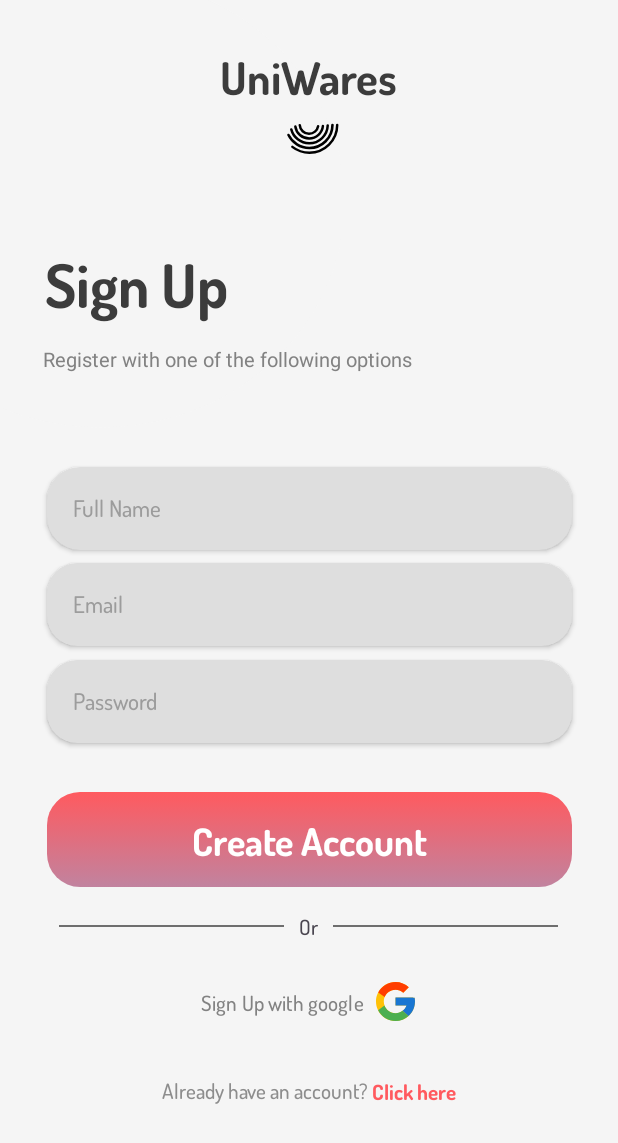
After one commit to koibhiabhi/UniWares, an Android app: the experiment screen opened directly, with no data from a screen before it, on a phone screen of 412 x 824 dp. The commit adds this screen. Shown: the top 1143 px of the screen. Run offline under Robolectric (Android 15) with nearby library versions, the phone set to English and light mode, and no system bars.

```diff
--- a/app/src/main/AndroidManifest.xml
+++ b/app/src/main/AndroidManifest.xml
@@ -1,6 +1,8 @@
 <?xml version="1.0" encoding="utf-8"?>
 <manifest xmlns:android="http://schemas.android.com/apk/res/android"
     xmlns:tools="http://schemas.android.com/tools">
+
+    <uses-permission android:name="android.permission.INTERNET" />
 
     <application
         android:allowBackup="true"
@@ -12,6 +14,9 @@
         android:supportsRtl="true"
         android:theme="@style/Theme.UniWares"
         tools:targetApi="31">
+        <activity
+            android:name=".experiment"
+            android:exported="false" />
         <activity
             android:name=".home"
             android:exported="false" />
--- /dev/null
+++ b/app/src/main/java/com/example/uniwares/experiment.java
@@ -0,0 +1,35 @@
+package com.example.uniwares;
+
+import androidx.appcompat.app.AppCompatActivity;
+
+import android.os.Bundle;
+import android.util.DisplayMetrics;
+import android.view.ViewGroup;
+
+import com.airbnb.lottie.LottieAnimationView;
+
+public class experiment extends AppCompatActivity {
+
+    @Override
+    protected void onCreate(Bundle savedInstanceState) {
+        super.onCreate(savedInstanceState);
+        setContentView(R.layout.activity_experiment);
+
+
+        LottieAnimationView animationView = findViewById(R.id.animationView);
+        DisplayMetrics displayMetrics = new DisplayMetrics();
+        getWindowManager().getDefaultDisplay().getMetrics(displayMetrics);
+
+        int screenWidth = displayMetrics.widthPixels;
+        int screenHeight = displayMetrics.heightPixels;
+
+        // Adjust the width and height of the LottieAnimationView based on screen dimensions
+        int newWidth = (int) (screenWidth * 0.8); // Adjust as needed
+        int newHeight = (int) (screenHeight * 0.2); // Adjust as needed
+
+        ViewGroup.LayoutParams layoutParams = animationView.getLayoutParams();
+        layoutParams.width = newWidth;
+        layoutParams.height = newHeight;
+        animationView.setLayoutParams(layoutParams);
+    }
+}
--- a/app/src/main/java/com/example/uniwares/home.java
+++ b/app/src/main/java/com/example/uniwares/home.java
@@ -2,13 +2,45 @@
 
 import androidx.appcompat.app.AppCompatActivity;
 
+import android.content.Intent;
 import android.os.Bundle;
+import android.view.View;
+import android.widget.Button;
+import android.widget.Toast;
+
+import com.google.firebase.auth.FirebaseAuth;
 
 public class home extends AppCompatActivity {
+
+    Button signout, next;
 
     @Override
     protected void onCreate(Bundle savedInstanceState) {
         super.onCreate(savedInstanceState);
         setContentView(R.layout.activity_home);
+
+        signout = findViewById(R.id.logoutbtn);
+        next = findViewById(R.id.nn);
+
+        signout.setOnClickListener(new View.OnClickListener() {
+            @Override
+            public void onClick(View view) {
+                FirebaseAuth.getInstance().signOut(); //for signout button firebase se milega
+                Toast.makeText(home.this, "successfully logged out", Toast.LENGTH_SHORT).show();
+                //jab user logout krega toh login page pe redirect ho jayega
+                Intent intent = new Intent(home.this, login.class);
+                startActivity(intent);
+                finish();
+            }
+        });
+
+        next.setOnClickListener(new View.OnClickListener() {
+            @Override
+            public void onClick(View view) {
+                Intent n = new Intent(home.this, experiment.class);
+                startActivity(n);
+            }
+        });
+
     }
 }
--- a/app/src/main/java/com/example/uniwares/login.java
+++ b/app/src/main/java/com/example/uniwares/login.java
@@ -1,14 +1,21 @@
 package com.example.uniwares;
 
+import androidx.annotation.NonNull;
 import androidx.appcompat.app.AppCompatActivity;
 
 import android.content.Intent;
 import android.os.Bundle;
+import android.text.TextUtils;
 import android.view.View;
 import android.widget.EditText;
 import android.widget.ImageButton;
 import android.widget.TextView;
 import android.widget.Toast;
+
+import com.google.android.gms.tasks.OnCompleteListener;
+import com.google.android.gms.tasks.Task;
+import com.google.firebase.auth.AuthResult;
+import com.google.firebase.auth.FirebaseAuth;
 
 public class login extends AppCompatActivity {
 
@@ -17,6 +24,8 @@
     ImageButton btn;
 
     TextView tv;
+
+    FirebaseAuth signin;
 
     @Override
     protected void onCreate(Bundle savedInstanceState) {
@@ -27,7 +36,14 @@
         ePass = findViewById(R.id.Edpass);
         tv = findViewById(R.id.signup);
         btn = findViewById(R.id.imageButton);
+        signin = FirebaseAuth.getInstance();
 
+        // Check if the user is already logged in
+        if (signin.getCurrentUser() != null) {
+            Intent loggedInIntent = new Intent(login.this, home.class);
+            startActivity(loggedInIntent);
+            finish();
+        }
 
         btn.setOnClickListener(new View.OnClickListener() {
             @Override
@@ -35,8 +51,14 @@
                 String mail = eMail.getText().toString();
                 String password = ePass.getText().toString();
 
-                if(mail.length()==0 || password.length()==0){
-                    Toast.makeText(login.this, "Please fill all the details", Toast.LENGTH_SHORT).show();
+                if (mail.length() == 0 && password.length() == 0) {
+                    Toast.makeText(login.this, "Please enter all details", Toast.LENGTH_SHORT).show();
+                } else if (mail.length() == 0) {
+                    Toast.makeText(login.this, "Please enter email", Toast.LENGTH_SHORT).show();
+                } else if (password.length() == 0) {
+                    Toast.makeText(login.this, "Please enter password", Toast.LENGTH_SHORT).show();
+                } else {
+                    loginUser();
                 }
             }
         });
@@ -48,6 +70,30 @@
                 finish();
             }
         });
+    }
 
+    private void loginUser(){
+        String email = eMail.getText().toString();
+        String passwd = ePass.getText().toString();
+
+        signin.signInWithEmailAndPassword(email, passwd).addOnCompleteListener(new OnCompleteListener<AuthResult>() {
+            @Override
+            public void onComplete(@NonNull Task<AuthResult> task) {
+
+                if (task.isSuccessful()) {
+                    Toast.makeText(getApplicationContext(), "Login successful!", Toast.LENGTH_SHORT).show();
+                    Intent loggedin = new Intent(login.this, home.class);
+                    startActivity(loggedin);
+                    finish();
+                }
+                else if (task.getException() != null) {
+                    String errorMessage = task.getException().getMessage();
+                    Toast.makeText(getApplicationContext(), "Authentication failed", Toast.LENGTH_SHORT).show();
+                }
+                else {
+                    Toast.makeText(getApplicationContext(), "Wrong credentials, Try again!", Toast.LENGTH_SHORT).show();
+                }
+            }
+        });
     }
 }
--- a/app/src/main/java/com/example/uniwares/signup.java
+++ b/app/src/main/java/com/example/uniwares/signup.java
@@ -33,6 +33,14 @@
     @Override
     protected void onCreate(Bundle savedInstanceState) {
         super.onCreate(savedInstanceState);
+
+        // Checks if the user is already loggend in
+        if (FirebaseAuth.getInstance().getCurrentUser() != null) {
+            startActivity(new Intent(this, home.class));
+            finish();
+            return;
+        }
+
         setContentView(R.layout.activity_signup);
 
         edName = findViewById(R.id.Fname);
--- a/app/src/main/java/com/example/uniwares/splash.java
+++ b/app/src/main/java/com/example/uniwares/splash.java
@@ -26,14 +26,11 @@
         Animation scalinglogo = AnimationUtils.loadAnimation(this, R.anim.splash_scale);
         i1.startAnimation(scalinglogo);
 
-//        int flag = View.SYSTEM_UI_FLAG_FULLSCREEN  | View.SYSTEM_UI_FLAG_FULLSCREEN;
-//        getWindow().getDecorView().setSystemUiVisibility(flag);
-
         new Handler().postDelayed(new Runnable() {
             @Override
             public void run() {
 
-                Intent splashsc = new Intent(splash.this, signup.class);
+                Intent splashsc = new Intent(splash.this, login.class);
                 startActivity(splashsc);
                 finish();
             }
--- /dev/null
+++ b/app/src/main/res/layout/activity_experiment.xml
@@ -0,0 +1,264 @@
+<?xml version="1.0" encoding="utf-8"?>
+<androidx.constraintlayout.widget.ConstraintLayout xmlns:android="http://schemas.android.com/apk/res/android"
+    xmlns:app="http://schemas.android.com/apk/res-auto"
+    xmlns:tools="http://schemas.android.com/tools"
+    android:layout_width="match_parent"
+    android:layout_height="match_parent"
+    android:background="@drawable/bgforall"
+    android:orientation="vertical"
+    tools:context=".experiment">
+
+    <LinearLayout
+        android:layout_width="match_parent"
+        android:layout_height="wrap_content"
+        android:gravity="center"
+        android:orientation="vertical"
+        app:layout_constraintBottom_toBottomOf="parent"
+        app:layout_constraintStart_toStartOf="parent"
+        app:layout_constraintTop_toTopOf="parent"
+        app:layout_constraintVertical_bias="0.044">
+
+        <TextView
+            android:layout_width="wrap_content"
+            android:layout_height="wrap_content"
+            android:fontFamily="@font/dosisbold"
+            android:text="@string/uni"
+            android:textColor="#3C3C3C"
+            android:textSize="30sp" />
+
+        <com.airbnb.lottie.LottieAnimationView
+            android:id="@+id/animationView"
+            android:layout_width="339dp"
+            android:layout_height="158dp"
+            android:layout_gravity="center"
+            android:layout_marginTop="-70dp"
+            android:rotation="180"
+            app:lottie_autoPlay="true"
+            app:lottie_colorFilter="@color/black"
+            app:lottie_loop="true"
+            app:lottie_rawRes="@raw/spload" />
+
+    </LinearLayout>
+
+
+    <TextView
+        android:id="@+id/textView3"
+        android:layout_width="wrap_content"
+        android:layout_height="wrap_content"
+        android:text="@string/msgsignup"
+        android:textColor="#828282"
+        android:textSize="13sp"
+        app:layout_constraintBottom_toBottomOf="parent"
+        app:layout_constraintEnd_toEndOf="parent"
+        app:layout_constraintHorizontal_bias="0.172"
+        app:layout_constraintStart_toStartOf="parent"
+        app:layout_constraintTop_toTopOf="parent"
+        app:layout_constraintVertical_bias="0.286" />
+
+    <androidx.cardview.widget.CardView
+        android:id="@+id/cardView"
+        android:layout_width="350dp"
+        android:layout_height="55dp"
+        android:layout_gravity="center"
+        app:cardBackgroundColor="#DEDEDE"
+        app:cardCornerRadius="22dp"
+        app:layout_constraintBottom_toTopOf="@+id/cardView3"
+        app:layout_constraintEnd_toEndOf="parent"
+        app:layout_constraintHorizontal_bias="0.508"
+        app:layout_constraintStart_toStartOf="parent"
+        app:layout_constraintTop_toTopOf="parent"
+        app:layout_constraintVertical_bias="0.973">
+
+        <EditText
+            android:id="@+id/Fname"
+            android:layout_width="320dp"
+            android:layout_height="48dp"
+            android:layout_gravity="left"
+            android:layout_marginStart="17dp"
+            android:layout_marginTop="3dp"
+            android:background="@android:color/transparent"
+            android:fontFamily="@font/dosismedium"
+            android:hint="Full Name"
+            android:minHeight="48sp"
+            android:textColorHint="#996F6F6F"
+            android:textSize="15sp" />
+
+    </androidx.cardview.widget.CardView>
+
+    <androidx.cardview.widget.CardView
+        android:id="@+id/cardView3"
+        android:layout_width="350dp"
+        android:layout_height="55dp"
+        android:layout_gravity="center"
+        app:cardBackgroundColor="#DEDEDE"
+        app:cardCornerRadius="20dp"
+        app:layout_constraintBottom_toTopOf="@+id/cardView2"
+        app:layout_constraintEnd_toEndOf="parent"
+        app:layout_constraintHorizontal_bias="0.508"
+        app:layout_constraintStart_toStartOf="parent"
+        app:layout_constraintTop_toTopOf="parent"
+        app:layout_constraintVertical_bias="0.975">
+
+        <EditText
+            android:id="@+id/fmail"
+            android:layout_width="320dp"
+            android:layout_height="48dp"
+            android:layout_gravity="left"
+            android:layout_marginStart="17dp"
+            android:layout_marginTop="3dp"
+            android:background="@android:color/transparent"
+            android:fontFamily="@font/dosismedium"
+            android:hint="Email"
+            android:minHeight="48sp"
+            android:textColorHint="#996F6F6F"
+            android:textSize="15sp" />
+    </androidx.cardview.widget.CardView>
+
+    <androidx.cardview.widget.CardView
+        android:id="@+id/cardView2"
+        android:layout_width="350dp"
+        android:layout_height="55dp"
+        android:layout_gravity="center"
+        app:cardBackgroundColor="#DEDEDE"
+        app:cardCornerRadius="20dp"
+        app:layout_constraintBottom_toBottomOf="parent"
+        app:layout_constraintEnd_toEndOf="parent"
+        app:layout_constraintHorizontal_bias="0.508"
+        app:layout_constraintStart_toStartOf="parent"
+        app:layout_constraintTop_toTopOf="parent"
+        app:layout_constraintVertical_bias="0.572">
+
+        <EditText
+            android:id="@+id/pass1"
+            android:layout_width="320dp"
+            android:layout_height="48dp"
+            android:layout_gravity="left"
+            android:layout_marginStart="17dp"
+            android:layout_marginTop="3dp"
+            android:background="@android:color/transparent"
+            android:fontFamily="@font/dosismedium"
+            android:hint="Password"
+            android:minHeight="48sp"
+            android:password="true"
+            android:textColorHint="#996F6F6F"
+            android:textSize="15sp" />
+    </androidx.cardview.widget.CardView>
+
+    <ImageButton
+        android:id="@+id/createac1"
+        android:layout_width="350dp"
+        android:layout_height="63dp"
+        android:background="@android:color/transparent"
+        android:contentDescription="signup_ button"
+        app:layout_constraintBottom_toBottomOf="parent"
+        app:layout_constraintEnd_toEndOf="parent"
+        app:layout_constraintHorizontal_bias="0.508"
+        app:layout_constraintStart_toStartOf="parent"
+        app:layout_constraintTop_toTopOf="parent"
+        app:layout_constraintVertical_bias="0.694"
+        app:srcCompat="@drawable/signupbtn" />
+
+    <TextView
+        android:id="@+id/textView2"
+        android:layout_width="wrap_content"
+        android:layout_height="wrap_content"
+        android:layout_gravity="center"
+        android:fontFamily="@font/dosisbold"
+        android:text="Create Account"
+        android:textColor="@color/white"
+        android:textSize="25sp"
+        app:layout_constraintBottom_toBottomOf="@+id/createac1"
+        app:layout_constraintEnd_toEndOf="@+id/createac1"
+        app:layout_constraintStart_toStartOf="@+id/createac1"
+        app:layout_constraintTop_toTopOf="@+id/createac1" />
+
+    <LinearLayout
+        android:id="@+id/linearLayout"
+        android:layout_width="match_parent"
+        android:layout_height="30dp"
+        android:gravity="center"
+        android:orientation="horizontal"
+        app:layout_constraintBottom_toTopOf="@+id/button2"
+        app:layout_constraintTop_toBottomOf="@+id/createac1"
+        tools:layout_editor_absoluteX="0dp">
+
+        <ImageView
+            android:layout_width="wrap_content"
+            android:layout_height="wrap_content"
+            android:layout_marginStart="0dp"
+            android:src="@drawable/line" />
+
+        <TextView
+            android:layout_width="wrap_content"
+            android:layout_height="wrap_content"
+            android:layout_marginStart="10dp"
+            android:layout_marginEnd="-20dp"
+            android:fontFamily="@font/dosismedium"
+            android:text="Or" />
+
+        <ImageView
+            android:layout_width="wrap_content"
+            android:layout_height="wrap_content"
+            android:layout_marginStart="30dp"
+            android:src="@drawable/line" />
+    </LinearLayout>
+
+    <Button
+        android:id="@+id/button2"
+        android:layout_width="wrap_content"
+        android:layout_height="48dp"
+        android:layout_gravity="center"
+        android:background="@android:color/transparent"
+        android:drawableEnd="@drawable/google"
+        android:fontFamily="@font/dosismedium"
+        android:text="Sign Up with google"
+        android:textColor="#828282"
+        app:layout_constraintBottom_toBottomOf="parent"
+        app:layout_constraintEnd_toEndOf="parent"
+        app:layout_constraintHorizontal_bias="0.497"
+        app:layout_constraintStart_toStartOf="parent"
+        app:layout_constraintTop_toTopOf="parent"
+        app:layout_constraintVertical_bias="0.83" />
+
+    <LinearLayout
+        android:id="@+id/linearLayout2"
+        android:layout_width="match_parent"
+        android:layout_height="30dp"
+        android:gravity="center"
+        android:orientation="horizontal"
+        app:layout_constraintBottom_toBottomOf="parent"
+        app:layout_constraintStart_toStartOf="parent"
+        app:layout_constraintTop_toTopOf="parent"
+        app:layout_constraintVertical_bias="0.897">
+
+        <TextView
+            android:layout_width="wrap_content"
+            android:layout_height="wrap_content"
+            android:fontFamily="@font/dosismedium"
+            android:text="Already have an account?"
+            android:textColor="#8D8D8D" />
+
+        <TextView
+            android:id="@+id/click"
+            android:layout_width="wrap_content"
+            android:layout_height="wrap_content"
+            android:fontFamily="@font/dosisbold"
+            android:text=" Click here"
+            android:textColor="#FF5A5F" />
+    </LinearLayout>
+
+    <TextView
+        android:layout_width="wrap_content"
+        android:layout_height="wrap_content"
+        android:fontFamily="@font/dosisbold"
+        android:text="@string/signup"
+        android:textColor="#3C3C3C"
+        android:textSize="40sp"
+        app:layout_constraintBottom_toBottomOf="parent"
+        app:layout_constraintEnd_toEndOf="parent"
+        app:layout_constraintHorizontal_bias="0.103"
+        app:layout_constraintStart_toStartOf="parent"
+        app:layout_constraintTop_toTopOf="parent"
+        app:layout_constraintVertical_bias="0.209" />
+
+</androidx.constraintlayout.widget.ConstraintLayout>
--- a/app/src/main/res/layout/activity_home.xml
+++ b/app/src/main/res/layout/activity_home.xml
@@ -7,6 +7,39 @@
     tools:context=".home">
 
 
+    <TextView
+        android:layout_width="wrap_content"
+        android:layout_height="wrap_content"
+        android:layout_gravity="center"
+        android:text="aagaye ander"
+        app:layout_constraintBottom_toBottomOf="parent"
+        app:layout_constraintEnd_toEndOf="parent"
+        app:layout_constraintStart_toStartOf="parent"
+        app:layout_constraintTop_toTopOf="parent" />
 
 
+    <Button
+        android:layout_width="wrap_content"
+        android:layout_height="wrap_content"
+        android:id="@+id/logoutbtn"
+        android:text="SIGN OUT"
+        app:layout_constraintBottom_toBottomOf="parent"
+        app:layout_constraintEnd_toEndOf="parent"
+        app:layout_constraintHorizontal_bias="0.498"
+        app:layout_constraintStart_toStartOf="parent"
+        app:layout_constraintTop_toTopOf="parent"
+        app:layout_constraintVertical_bias="0.6" />
+
+    <Button
+        android:id="@+id/nn"
+        android:layout_width="wrap_content"
+        android:layout_height="wrap_content"
+        android:text="S"
+        app:layout_constraintBottom_toBottomOf="parent"
+        app:layout_constraintEnd_toEndOf="parent"
+        app:layout_constraintHorizontal_bias="0.498"
+        app:layout_constraintStart_toStartOf="parent"
+        app:layout_constraintTop_toTopOf="parent"
+        app:layout_constraintVertical_bias="0.704" />
+
 </androidx.constraintlayout.widget.ConstraintLayout>
--- a/app/src/main/res/layout/activity_login.xml
+++ b/app/src/main/res/layout/activity_login.xml
@@ -46,7 +46,7 @@
         android:textSize="13sp" />
 
     <Button
-        android:id="@+id/button2"
+        android:id="@+id/login_google_btn"
         android:layout_width="wrap_content"
         android:layout_height="48dp"
         android:layout_gravity="center"
--- a/app/src/main/res/layout/activity_signup.xml
+++ b/app/src/main/res/layout/activity_signup.xml
@@ -43,7 +43,7 @@
         android:fontFamily="@font/dosisbold"
         android:text="@string/signup"
         android:textColor="#3C3C3C"
-        android:textSize="40sp" />
+        android:textSize="40sp"/>
 
     <TextView
         android:layout_width="wrap_content"
--- a/build.gradle.kts
+++ b/build.gradle.kts
@@ -5,5 +5,5 @@
 }
 // Top-level build file where you can add configuration options common to all sub-projects/modules.
 plugins {
-    id("com.android.application") version "8.2.1" apply false
+    id("com.android.application") version "8.2.2" apply false
 }
```
